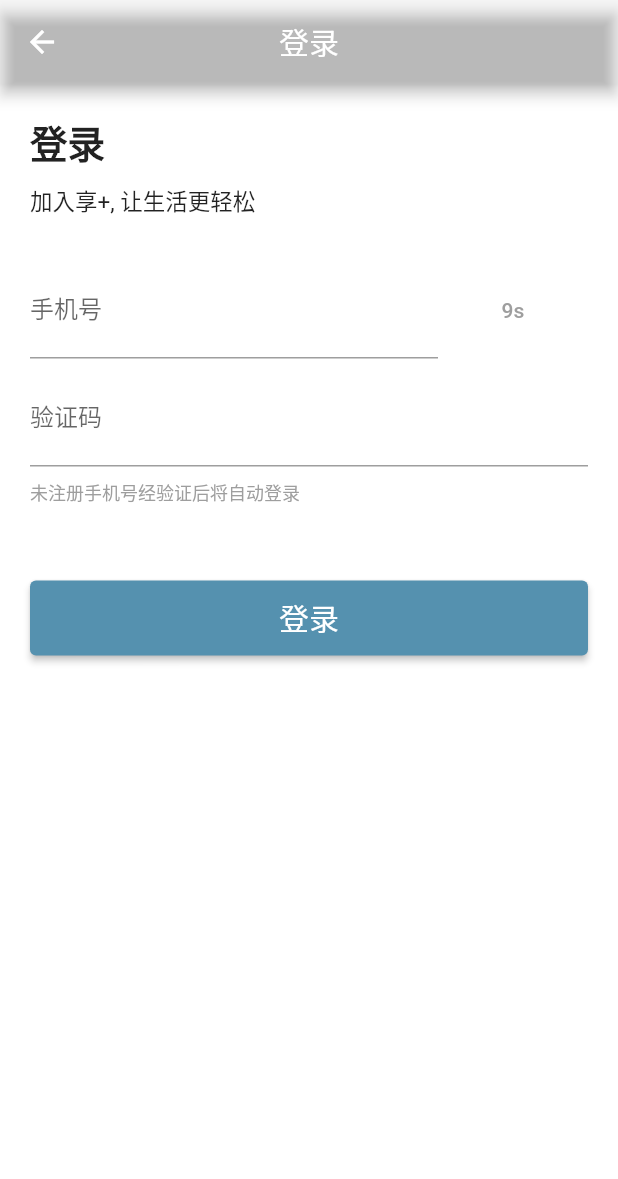
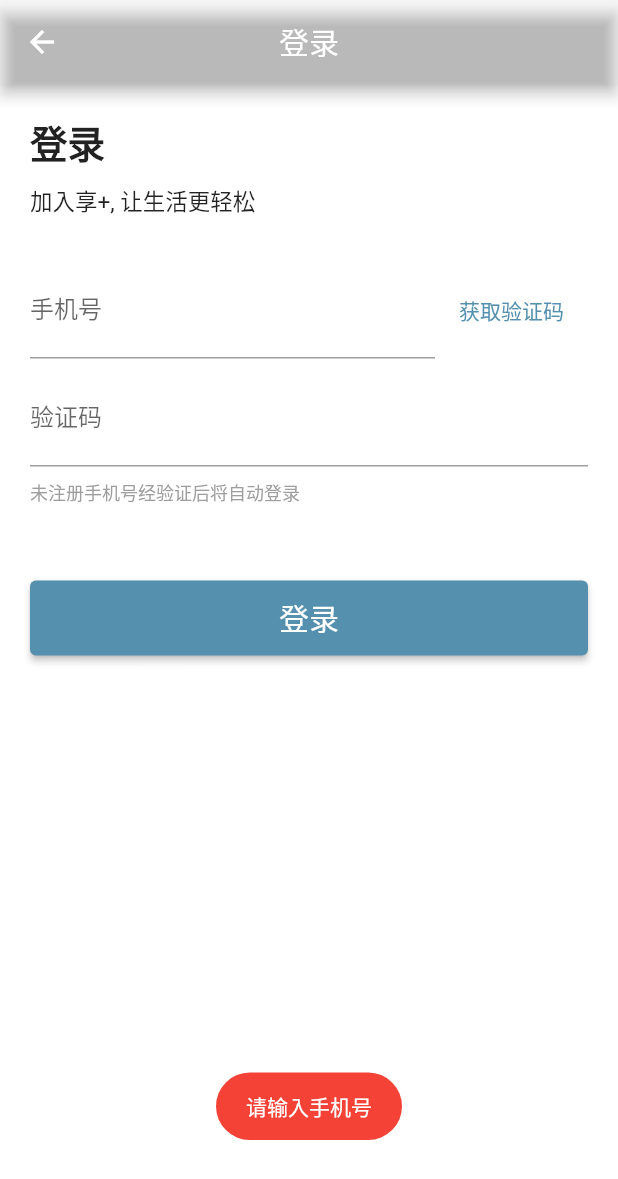
Before and after one commit to Yunyu-lin/flutter_community, a Flutter app: the LoginPage screen opened by its route, after a tap on "获取验证码", on a phone screen of 412 x 824 dp. Shown: the top 1179 px of the screen. Run offline on Flutter 3.47's test engine with Material 2 defaults, Android fonts, the phone set to English and light mode, and no system bars; our stand-ins replace dio, flutter_widget_from_html, fluttertoast, shared_preferences; accounts and stored records are empty; network calls fail.

Commit message:
添加获取验证码接口

```diff
--- a/lib/page/login/index.dart
+++ b/lib/page/login/index.dart
@@ -1,5 +1,6 @@
 import 'dart:async';
 
+import 'package:community_app/utils/getApi.dart';
 import 'package:community_app/utils/toast.dart';
 import 'package:flutter/material.dart';
 
@@ -13,16 +14,31 @@ class LoginPage extends StatefulWidget {
 class _LoginPageState extends State<LoginPage> {
   int _count = 10;
   Timer? _timer;
+  TextEditingController phoneController = TextEditingController();
+  bool isSend = false;
 
-  void beginCount() {
+  void beginCount() async {
+    if(isSend)return;
+    if (phoneController.text.isEmpty) {
+      return ToastUtils.showError('请输入手机号');
+    }
+    if (!RegExp(r'^1[3-9]\d{9}$').hasMatch(phoneController.text)) {
+      return ToastUtils.showError('请输入正确手机号');
+    }
+    isSend=true;
+    var result = await getSendCodeAPI(phoneController.text);
+    print('result3: $result');
+    ToastUtils.showSuccess(result['data']['code']);
     if (_count == 10) {
-      _timer = Timer.periodic(Duration(seconds: 1), (timer) {
+      _timer = Timer.periodic(const Duration(seconds: 1), (timer) {
         if (_count == 0) {
           timer.cancel();
           _count = 10;
+          isSend=false;
           setState(() {});
           return;
-        };
+        }
+        ;
         _count--;
         setState(() {});
       });
@@ -37,7 +53,7 @@ class _LoginPageState extends State<LoginPage> {
     }
     return Text(
       '${_count}s',
-      style: TextStyle(color: Colors.grey),
+      style: const TextStyle(color: Colors.grey),
     );
   }
 
@@ -85,9 +101,10 @@ class _LoginPageState extends State<LoginPage> {
             Row(
               crossAxisAlignment: CrossAxisAlignment.center,
               children: [
-                const Expanded(
+                Expanded(
                   child: TextField(
-                    decoration: InputDecoration(
+                    controller: phoneController,
+                    decoration: const InputDecoration(
                       labelText: '手机号',
                       hintText: '请输入手机号',
                     ),
--- a/lib/utils/api.dart
+++ b/lib/utils/api.dart
@@ -1,4 +1,5 @@
 class Api {
   static const String baseUrl = 'https://live-api.itheima.net';
   static const String notifyList = '/announcement';
+  static const String SEND_CODE = "/code";
 }
--- a/lib/utils/api_exception.dart
+++ b/lib/utils/api_exception.dart
@@ -1,6 +1,6 @@
 class ResultCode {
   static const int SUCCESS_CODE = 10000; //成功
 }
-class GlobalVariable{
-  static const String Token_Key='TokenKey';
+class GlobalVariable {
+  static const String Token_Key = 'TokenKey';
 }
--- a/lib/utils/getApi.dart
+++ b/lib/utils/getApi.dart
@@ -4,3 +4,4 @@ import 'package:community_app/utils/https.dart';
 
 Future<dynamic> getAnnouncementIdAPI(String id) => HttpUtils.of.get('${Api.notifyList}/$id');
 Future<dynamic> getAnnouncementAPI() => HttpUtils.of.get(Api.notifyList);
+Future<dynamic> getSendCodeAPI(params)=>HttpUtils.of.get(Api.SEND_CODE,queryParameters:{'mobile':params});
```
